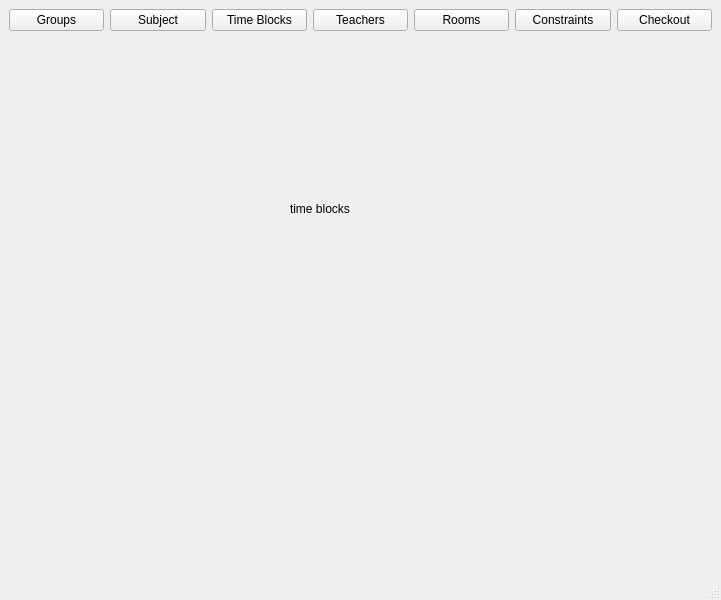
Qt form client/workspace/app/mainwindow.ui (ddf172/Planner) before a commit.
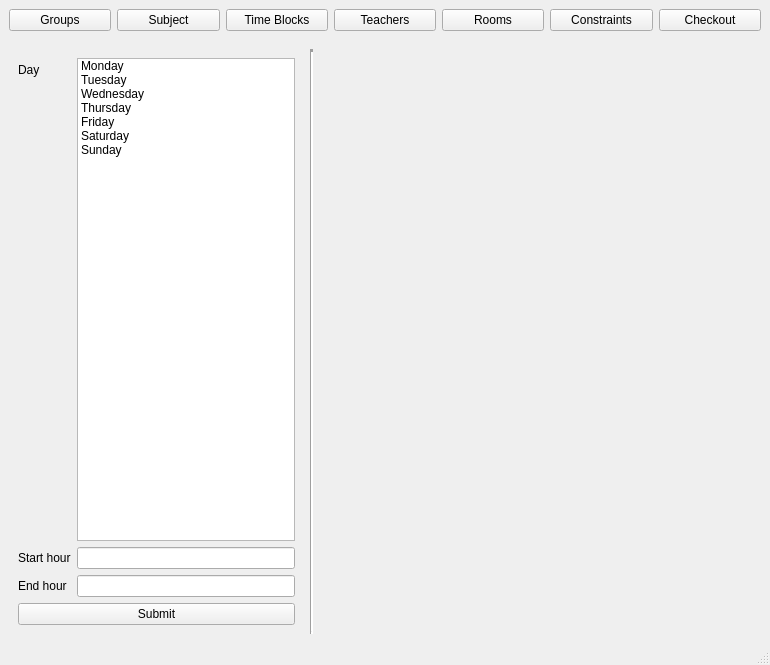
The same form after that commit. The open tabs and pages were chosen to show the change.

Commit message: add forms for almost every page

```diff
--- a/client/workspace/app/mainwindow.ui
+++ b/client/workspace/app/mainwindow.ui
@@ -6,8 +6,8 @@
    <rect>
     <x>0</x>
     <y>0</y>
-    <width>721</width>
-    <height>600</height>
+    <width>770</width>
+    <height>665</height>
    </rect>
   </property>
   <property name="windowTitle">
@@ -99,6 +99,12 @@
     </item>
     <item>
      <widget class="QStackedWidget" name="stackedWidget">
+      <property name="minimumSize">
+       <size>
+        <width>80</width>
+        <height>0</height>
+       </size>
+      </property>
       <property name="currentIndex">
        <number>3</number>
       </property>
@@ -199,19 +205,104 @@
        </widget>
       </widget>
       <widget class="QWidget" name="timeBlocksPage">
-       <widget class="QLabel" name="label_6">
-        <property name="geometry">
-         <rect>
-          <x>290</x>
-          <y>160</y>
-          <width>67</width>
-          <height>17</height>
-         </rect>
-        </property>
-        <property name="text">
-         <string>time blocks</string>
-        </property>
-       </widget>
+       <layout class="QGridLayout" name="gridLayout_5" columnstretch="4,0,6">
+        <item row="0" column="0">
+         <widget class="QWidget" name="widget_10" native="true">
+          <layout class="QVBoxLayout" name="verticalLayout_6">
+           <item>
+            <layout class="QFormLayout" name="formLayout_5">
+             <item row="0" column="0">
+              <widget class="QLabel" name="label_6">
+               <property name="text">
+                <string>Day</string>
+               </property>
+              </widget>
+             </item>
+             <item row="1" column="0">
+              <widget class="QLabel" name="label_16">
+               <property name="text">
+                <string>Start hour</string>
+               </property>
+              </widget>
+             </item>
+             <item row="2" column="0">
+              <widget class="QLabel" name="label_17">
+               <property name="text">
+                <string>End hour</string>
+               </property>
+              </widget>
+             </item>
+             <item row="0" column="1">
+              <widget class="QListWidget" name="listWidget_5">
+               <item>
+                <property name="text">
+                 <string>Monday</string>
+                </property>
+               </item>
+               <item>
+                <property name="text">
+                 <string>Tuesday</string>
+                </property>
+               </item>
+               <item>
+                <property name="text">
+                 <string>Wednesday</string>
+                </property>
+               </item>
+               <item>
+                <property name="text">
+                 <string>Thursday</string>
+                </property>
+               </item>
+               <item>
+                <property name="text">
+                 <string>Friday</string>
+                </property>
+               </item>
+               <item>
+                <property name="text">
+                 <string>Saturday</string>
+                </property>
+               </item>
+               <item>
+                <property name="text">
+                 <string>Sunday</string>
+                </property>
+               </item>
+              </widget>
+             </item>
+             <item row="1" column="1">
+              <widget class="QLineEdit" name="lineEdit_8"/>
+             </item>
+             <item row="2" column="1">
+              <widget class="QLineEdit" name="lineEdit_9"/>
+             </item>
+            </layout>
+           </item>
+           <item>
+            <widget class="QPushButton" name="pushButton_5">
+             <property name="text">
+              <string>Submit</string>
+             </property>
+            </widget>
+           </item>
+          </layout>
+         </widget>
+        </item>
+        <item row="0" column="1">
+         <widget class="Line" name="line_6">
+          <property name="lineWidth">
+           <number>3</number>
+          </property>
+          <property name="orientation">
+           <enum>Qt::Vertical</enum>
+          </property>
+         </widget>
+        </item>
+        <item row="0" column="2">
+         <widget class="QWidget" name="widget_11" native="true"/>
+        </item>
+       </layout>
       </widget>
      </widget>
     </item>
```
Left out of the diff: 345 changed lines with no effect on the pictures.
